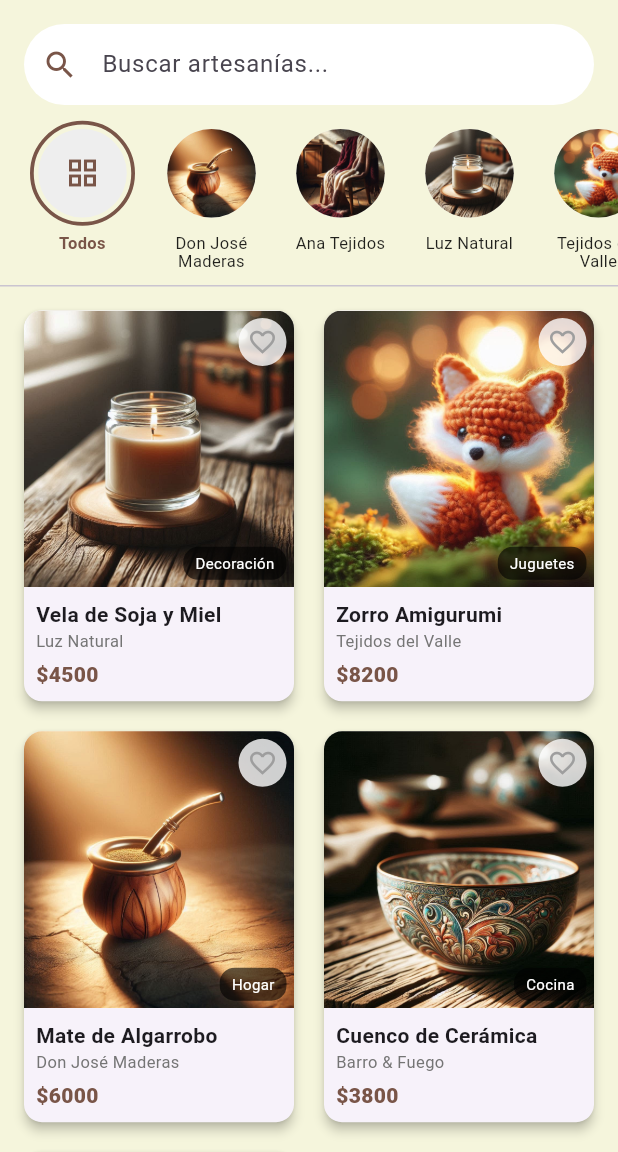
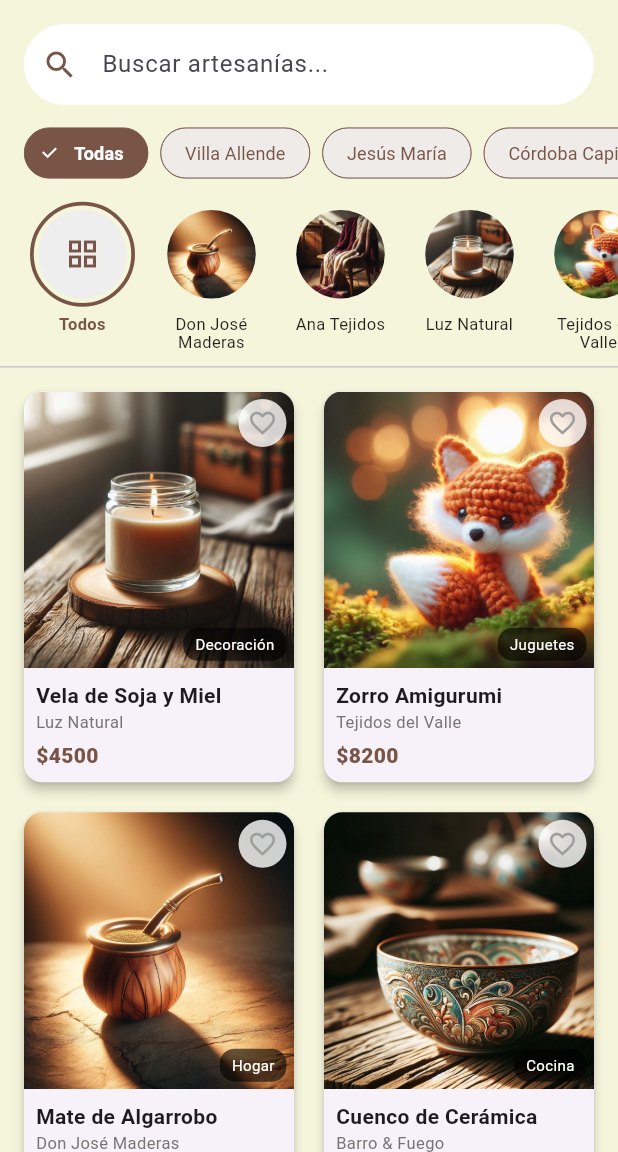
Before and after one commit to marsaiz/manos-del-pueblo, a Flutter app: the screen it shows after launch, on a phone screen of 412 x 824 dp, the part 84-1236 px from its top. Run offline on Flutter 3.47's test engine with Material 3 defaults, Android fonts, the phone set to English and light mode, and no system bars; our stand-ins replace font_awesome_flutter, share_plus, shared_preferences.

Commit message:
Limpieza de Git: Archivos generados ignorados. Nueva Función: Búsqueda por localidad y provincia integrada. Datos sincronizados: CSV y base de datos actualizados. Despliegue preparado: Carpeta docs lista para el servidor.

```diff
--- a/lib/data/database.dart
+++ b/lib/data/database.dart
@@ -1,112 +1,137 @@
 import '../models/artisan.dart';
 import '../models/product.dart';
 
-// --- LISTA DE ARTESANOS (Creamos 5 perfiles) ---
+// ****************************************************
+// ESTE ARCHIVO FUE GENERADO AUTOMÁTICAMENTE POR PYTHON
+// NO LO EDITES MANUALMENTE, EDITA LOS .CSV
+// ****************************************************
+
+// --- LISTA DE ARTESANOS ---
 final List<Artisan> globalArtisans = [
   Artisan(
     id: 'a1',
     nombre: 'Don José Maderas',
-    historia: 'Tercera generación de carpinteros. Trabajo con maderas recuperadas del monte.',
-    fotoPerfil: 'assets/images/mate.jpeg', // Usamos fotos de productos como perfil por ahora
+    historia: 'Carpintero de tercera generación.',
+    fotoPerfil: 'assets/images/mate.jpeg',
     telefono: '3511111111',
     whatsapp: '5493511111111',
     ubicacion: 'Taller del Norte',
+    direccion: 'Av. del Carmen 450',
+    localidad: 'Villa Allende',
+    codigoPostal: '5105',
+    provincia: 'Córdoba',
     instagram: 'donjose_maderas',
   ),
   Artisan(
     id: 'a2',
     nombre: 'Ana Tejidos',
-    historia: 'Tejidos ancestrales con lana de oveja y tintes naturales de raíces y flores.',
+    historia: 'Tejidos con lana natural y tintes.',
     fotoPerfil: 'assets/images/bufanda.jpeg',
     telefono: '3512222222',
     whatsapp: '5493512222222',
     ubicacion: 'Calle de las Artes',
+    direccion: 'San Martín 120',
+    localidad: 'Jesús María',
+    codigoPostal: '5220',
+    provincia: 'Córdoba',
     instagram: 'ana_tejidos',
   ),
   Artisan(
     id: 'a3',
     nombre: 'Luz Natural',
-    historia: 'Velas de soja volcadas a mano, inspiradas en los aromas de nuestras sierras.',
+    historia: 'Velas de soja aromáticas.',
     fotoPerfil: 'assets/images/vela.jpeg',
     telefono: '3513333333',
     whatsapp: '5493513333333',
     ubicacion: 'Feria del Río',
-    instagram: 'luz_natural'
+    direccion: 'Belgrano 880',
+    localidad: 'Córdoba Capital',
+    codigoPostal: '5000',
+    provincia: 'Córdoba',
+    instagram: 'luz_natural',
   ),
   Artisan(
     id: 'a4',
     nombre: 'Tejidos del Valle',
-    historia: 'Muñecos de apego (Amigurumis) hechos con algodón hipoalergénico y mucho amor.',
+    historia: 'Amigurumis y muñecos de apego.',
     fotoPerfil: 'assets/images/zorro.jpeg',
     telefono: '3514444444',
     whatsapp: '5493514444444',
     ubicacion: 'Centro Cultural',
+    direccion: 'Pueyrredón s/n',
+    localidad: 'La Cumbre',
+    codigoPostal: '5174',
+    provincia: 'Córdoba',
     instagram: 'tejidos_del_valle',
   ),
   Artisan(
     id: 'a5',
     nombre: 'Barro & Fuego',
-    historia: 'Cerámica horneada a leña. Cada pieza es única e irrepetible.',
+    historia: 'Cerámica horneada a leña.',
     fotoPerfil: 'assets/images/Cuenco.jpeg',
     telefono: '3515555555',
     whatsapp: '5493515555555',
     ubicacion: 'Camino Real',
+    direccion: 'Ruta 17 km 12',
+    localidad: 'San Marcos Sierras',
+    codigoPostal: '5282',
+    provincia: 'Córdoba',
     instagram: 'barro_y_fuego',
   ),
+
 ];
 
-// --- LISTA DE PRODUCTOS COMPLETA (Con IDs y nombres de archivo corregidos) ---
+// --- LISTA DE PRODUCTOS ---
 final List<Product> globalProducts = [
   Product(
     id: 'p1',
-    artisanId: 'a3', // Pertenece a Luz Natural
+    artisanId: 'a3',
     nombre: 'Vela de Soja y Miel',
-    descripcion: 'Vela ecológica con pabilo de madera que crepita al arder.',
+    descripcion: 'Vela ecológica con pabilo de madera.',
     precio: 4500.0,
-    imagePath: 'assets/images/vela.jpeg', // Asegúrate que sea .jpeg
+    imagePath: 'assets/images/vela.jpeg',
     categoria: 'Decoración',
   ),
   Product(
     id: 'p2',
-    artisanId: 'a4', // Pertenece a Tejidos del Valle
+    artisanId: 'a4',
     nombre: 'Zorro Amigurumi',
-    descripcion: 'Muñeco tejido para apego, hilo de algodón suave.',
+    descripcion: 'Muñeco tejido para apego.',
     precio: 8200.0,
     imagePath: 'assets/images/zorro.jpeg',
     categoria: 'Juguetes',
   ),
   Product(
     id: 'p3',
-    artisanId: 'a1', // Pertenece a Don José
+    artisanId: 'a1',
     nombre: 'Mate de Algarrobo',
-    descripcion: 'Mate bocón de madera curada con virola cincelada.',
+    descripcion: 'Mate bocón curado.',
     precio: 6000.0,
     imagePath: 'assets/images/mate.jpeg',
     categoria: 'Hogar',
   ),
   Product(
     id: 'p4',
-    artisanId: 'a5', // Pertenece a Barro & Fuego
+    artisanId: 'a5',
     nombre: 'Cuenco de Cerámica',
-    descripcion: 'Esmaltado a mano en horno de leña. Pieza única.',
+    descripcion: 'Esmaltado a mano.',
     precio: 3800.0,
-    imagePath: 'assets/images/Cuenco.jpeg', // C mayúscula
+    imagePath: 'assets/images/Cuenco.jpeg',
     categoria: 'Cocina',
   ),
   Product(
     id: 'p5',
-    artisanId: 'a2', // Pertenece a Ana Tejidos
+    artisanId: 'a2',
     nombre: 'Bufanda Nórdica',
-    descripcion: 'Tejida en dos agujas con lana merino súper abrigada.',
+    descripcion: 'Lana merino súper abrigada.',
     precio: 9500.0,
     imagePath: 'assets/images/bufanda.jpeg',
     categoria: 'Indumentaria',
   ),
+
 ];
 
 // --- FUNCIONES DE AYUDA ---
-
-// Busca al artesano por su ID. Si no lo encuentra, devuelve el primero para que no explote.
 Artisan getArtisanById(String id) {
   return globalArtisans.firstWhere(
     (artisan) => artisan.id == id,
@@ -114,7 +139,6 @@ Artisan getArtisanById(String id) {
   );
 }
 
-// Busca los productos de un artesano
 List<Product> getProductsByArtisan(String artisanId) {
   return globalProducts.where((prod) => prod.artisanId == artisanId).toList();
 }
--- a/lib/screens/home_screen.dart
+++ b/lib/screens/home_screen.dart
@@ -19,6 +19,7 @@ class HomeScreen extends StatefulWidget {
 class _HomeScreenState extends State<HomeScreen> {
   List<Product> _foundProducts = [];
   String _filtroActivo = 'Todos';
+  String _localidadSeleccionada = 'Todas';
 
   @override
   void initState() {
@@ -26,37 +27,56 @@ class _HomeScreenState extends State<HomeScreen> {
     super.initState();
   }
 
+  // Lógica central para aplicar todos los filtros (texto, artesano y localidad)
+  void _applyFilters({String? text, String? artisanId, String? localidad}) {
+    setState(() {
+      if (artisanId != null) _filtroActivo = artisanId;
+      if (localidad != null) _localidadSeleccionada = localidad;
+
+      _foundProducts = globalProducts.where((product) {
+        final artisan = getArtisanById(product.artisanId);
+
+        // 1. Filtro por Artesano
+        final matchesArtisan =
+            _filtroActivo == 'Todos' ||
+            _filtroActivo == 'Búsqueda' ||
+            product.artisanId == _filtroActivo;
+
+        // 2. Filtro por Localidad
+        final matchesLocation =
+            _localidadSeleccionada == 'Todas' ||
+            artisan.localidad == _localidadSeleccionada;
+
+        // 3. Filtro por Texto (si hay)
+        bool matchesText = true;
+        if (text != null && text.isNotEmpty) {
+          final query = text.toLowerCase();
+          matchesText =
+              product.nombre.toLowerCase().contains(query) ||
+              product.categoria.toLowerCase().contains(query) ||
+              artisan.nombre.toLowerCase().contains(query) ||
+              artisan.localidad.toLowerCase().contains(query);
+          _filtroActivo = 'Búsqueda';
+        }
+
+        return matchesArtisan && matchesLocation && matchesText;
+      }).toList();
+    });
+  }
+
   // Filtro por TEXTO (Buscador)
   void _runFilter(String enteredKeyword) {
-    List<Product> results = [];
-    if (enteredKeyword.isEmpty) {
-      results = globalProducts;
-    } else {
-      results = globalProducts.where((product) {
-        final nombreArtesano = getArtisanById(product.artisanId).nombre.toLowerCase();
-        return product.nombre.toLowerCase().contains(enteredKeyword.toLowerCase()) ||
-            product.categoria.toLowerCase().contains(enteredKeyword.toLowerCase()) ||
-            nombreArtesano.contains(enteredKeyword.toLowerCase());
-      }).toList();
-    }
-
-    setState(() {
-      _foundProducts = results;
-      _filtroActivo = 'Búsqueda';
-    });
+    _applyFilters(text: enteredKeyword);
   }
 
   // Filtro por ARTESANO (Al tocar el avatar)
   void _filterByArtisan(String artisanId) {
-    setState(() {
-      if (artisanId == 'all') {
-        _foundProducts = globalProducts;
-        _filtroActivo = 'Todos';
-      } else {
-        _foundProducts = getProductsByArtisan(artisanId);
-        _filtroActivo = artisanId;
+    _applyFilters(artisanId: artisanId == 'all' ? 'Todos' : artisanId);
   }
-    });
+
+  // Filtro por LOCALIDAD
+  void _filterByLocation(String location) {
+    _applyFilters(localidad: location);
   }
 
   @override
@@ -76,14 +96,21 @@ class _HomeScreenState extends State<HomeScreen> {
               accountEmail: Text("Catálogo de Artesanos Locales"),
               currentAccountPicture: CircleAvatar(
                 backgroundColor: Colors.white,
-                child: Icon(Icons.storefront, color: Color(0xFF5D4037), size: 35),
+                child: Icon(
+                  Icons.storefront,
+                  color: Color(0xFF5D4037),
+                  size: 35,
+                ),
               ),
             ),
             const Padding(
               padding: EdgeInsets.all(16.0),
               child: Text(
                 "Nuestros Artesanos",
-                style: TextStyle(color: Colors.grey, fontWeight: FontWeight.bold),
+                style: TextStyle(
+                  color: Colors.grey,
+                  fontWeight: FontWeight.bold,
+                ),
               ),
             ),
             // Lista dinámica del menú
@@ -94,13 +121,18 @@ class _HomeScreenState extends State<HomeScreen> {
                 ),
                 title: Text(artisan.nombre),
                 subtitle: Text(artisan.ubicacion),
-                trailing: const Icon(Icons.arrow_forward_ios, size: 14, color: Colors.grey),
+                trailing: const Icon(
+                  Icons.arrow_forward_ios,
+                  size: 14,
+                  color: Colors.grey,
+                ),
                 onTap: () {
                   Navigator.pop(context); // Cerrar menú
                   Navigator.push(
                     context,
                     MaterialPageRoute(
-                      builder: (context) => ArtisanProfileScreen(artisan: artisan),
+                      builder: (context) =>
+                          ArtisanProfileScreen(artisan: artisan),
                     ),
                   );
                 },
@@ -126,7 +158,9 @@ class _HomeScreenState extends State<HomeScreen> {
             onPressed: () {
               Navigator.push(
                 context,
-                MaterialPageRoute(builder: (context) => const FavoritesScreen()),
+                MaterialPageRoute(
+                  builder: (context) => const FavoritesScreen(),
+                ),
               );
             },
           ),
@@ -143,13 +177,62 @@ class _HomeScreenState extends State<HomeScreen> {
               onChanged: (value) => _runFilter(value),
               decoration: const InputDecoration(
                 labelText: 'Buscar artesanías...',
-                hintText: 'Ej: Mate, Decoración...',
+                hintText: 'Ej: Mate, Decoración, Córdoba...',
                 hintStyle: TextStyle(color: Colors.grey),
                 prefixIcon: Icon(Icons.search),
-                contentPadding: EdgeInsets.symmetric(horizontal: 20, vertical: 15),
+                contentPadding: EdgeInsets.symmetric(
+                  horizontal: 20,
+                  vertical: 15,
                 ),
               ),
             ),
+          ),
+
+          // 1.5 FILTRO DE LOCALIDADES
+          SizedBox(
+            height: 44,
+            child: ListView(
+              scrollDirection: Axis.horizontal,
+              padding: const EdgeInsets.symmetric(horizontal: 16),
+              children:
+                  [
+                    'Todas',
+                    ...globalArtisans.map((a) => a.localidad).toSet().toList(),
+                  ].map((location) {
+                    final isSelected = _localidadSeleccionada == location;
+                    return Padding(
+                      padding: const EdgeInsets.only(right: 8),
+                      child: FilterChip(
+                        label: Text(
+                          location,
+                          style: TextStyle(
+                            fontSize: 12,
+                            color: isSelected ? Colors.white : Colors.brown,
+                            fontWeight: isSelected
+                                ? FontWeight.bold
+                                : FontWeight.normal,
+                          ),
+                        ),
+                        selected: isSelected,
+                        onSelected: (bool selected) {
+                          _filterByLocation(location);
+                        },
+                        selectedColor: Colors.brown,
+                        backgroundColor: Colors.brown[50],
+                        checkmarkColor: Colors.white,
+                        shape: RoundedRectangleBorder(
+                          borderRadius: BorderRadius.circular(20),
+                          side: const BorderSide(
+                            color: Colors.brown,
+                            width: 0.5,
+                          ),
+                        ),
+                      ),
+                    );
+                  }).toList(),
+            ),
+          ),
+          const SizedBox(height: 10),
 
           // 2. CARRUSEL DE ARTESANOS
           SizedBox(
@@ -186,7 +269,8 @@ class _HomeScreenState extends State<HomeScreen> {
                 ? GridView.builder(
                     padding: const EdgeInsets.all(12),
                     itemCount: _foundProducts.length,
-                    gridDelegate: const SliverGridDelegateWithFixedCrossAxisCount(
+                    gridDelegate:
+                        const SliverGridDelegateWithFixedCrossAxisCount(
                           crossAxisCount: 2,
                           childAspectRatio: 0.70,
                           crossAxisSpacing: 12,
@@ -238,7 +322,9 @@ class _HomeScreenState extends State<HomeScreen> {
               child: CircleAvatar(
                 radius: 30,
                 backgroundColor: Colors.grey[200],
-                backgroundImage: imagePath != null ? AssetImage(imagePath) : null,
+                backgroundImage: imagePath != null
+                    ? AssetImage(imagePath)
+                    : null,
                 child: imagePath == null
                     ? const Icon(Icons.grid_view, color: Colors.brown)
                     : null,
@@ -327,20 +413,26 @@ class ProductCard extends StatelessWidget {
                       ),
                     ),
                   ),
+
                   // ------------------------------------
-
                   Positioned(
                     bottom: 5,
                     right: 5,
                     child: Container(
-                      padding: const EdgeInsets.symmetric(horizontal: 8, vertical: 4),
+                      padding: const EdgeInsets.symmetric(
+                        horizontal: 8,
+                        vertical: 4,
+                      ),
                       decoration: BoxDecoration(
                         color: Colors.black.withValues(alpha: 0.6),
                         borderRadius: BorderRadius.circular(10),
                       ),
                       child: Text(
                         product.categoria,
-                        style: const TextStyle(color: Colors.white, fontSize: 10),
+                        style: const TextStyle(
+                          color: Colors.white,
+                          fontSize: 10,
+                        ),
                       ),
                     ),
                   ),
@@ -354,7 +446,10 @@ class ProductCard extends StatelessWidget {
                 children: [
                   Text(
                     product.nombre,
-                    style: const TextStyle(fontWeight: FontWeight.bold, fontSize: 14),
+                    style: const TextStyle(
+                      fontWeight: FontWeight.bold,
+                      fontSize: 14,
+                    ),
                     maxLines: 1,
                     overflow: TextOverflow.ellipsis,
                   ),
@@ -429,25 +524,36 @@ class ProductDetail extends StatelessWidget {
                 children: [
                   Text(
                     '\$${product.precio.toStringAsFixed(0)}',
-                    style: const TextStyle(fontSize: 28, fontWeight: FontWeight.bold, color: Colors.brown),
+                    style: const TextStyle(
+                      fontSize: 28,
+                      fontWeight: FontWeight.bold,
+                      color: Colors.brown,
+                    ),
                   ),
                   const SizedBox(height: 15),
                   Row(
                     children: [
-                      const Text("Creado por: ", style: TextStyle(fontSize: 16)),
+                      const Text(
+                        "Creado por: ",
+                        style: TextStyle(fontSize: 16),
+                      ),
                       const SizedBox(width: 8),
                       ActionChip(
                         avatar: CircleAvatar(
                           backgroundImage: AssetImage(artisan.fotoPerfil),
                         ),
-                        label: Text(artisan.nombre, style: const TextStyle(fontWeight: FontWeight.bold)),
+                        label: Text(
+                          artisan.nombre,
+                          style: const TextStyle(fontWeight: FontWeight.bold),
+                        ),
                         backgroundColor: Colors.brown[50],
                         side: BorderSide.none,
                         onPressed: () {
                           Navigator.push(
                             context,
                             MaterialPageRoute(
-                              builder: (context) => ArtisanProfileScreen(artisan: artisan),
+                              builder: (context) =>
+                                  ArtisanProfileScreen(artisan: artisan),
                             ),
                           );
                         },
@@ -455,9 +561,15 @@ class ProductDetail extends StatelessWidget {
                     ],
                   ),
                   const SizedBox(height: 20),
-                  const Text("Historia del producto", style: TextStyle(fontSize: 20, fontWeight: FontWeight.bold)),
+                  const Text(
+                    "Historia del producto",
+                    style: TextStyle(fontSize: 20, fontWeight: FontWeight.bold),
+                  ),
                   const SizedBox(height: 8),
-                  Text(product.descripcion, style: const TextStyle(fontSize: 16, height: 1.5)),
+                  Text(
+                    product.descripcion,
+                    style: const TextStyle(fontSize: 16, height: 1.5),
+                  ),
                   const SizedBox(height: 40),
                   SizedBox(
                     width: double.infinity,
@@ -466,7 +578,8 @@ class ProductDetail extends StatelessWidget {
                         Navigator.push(
                           context,
                           MaterialPageRoute(
-                            builder: (context) => ArtisanProfileScreen(artisan: artisan),
+                            builder: (context) =>
+                                ArtisanProfileScreen(artisan: artisan),
                           ),
                         );
                       },
```
Also changed, not shown: artesanos.csv (+6 -6 lines), lib/models/artisan.dart (+8 -0 lines), lib/screens/artisan_profile_screen.dart (+86 -21 lines), 15 other files. Lines whose indentation alone changed are shown as unchanged.
